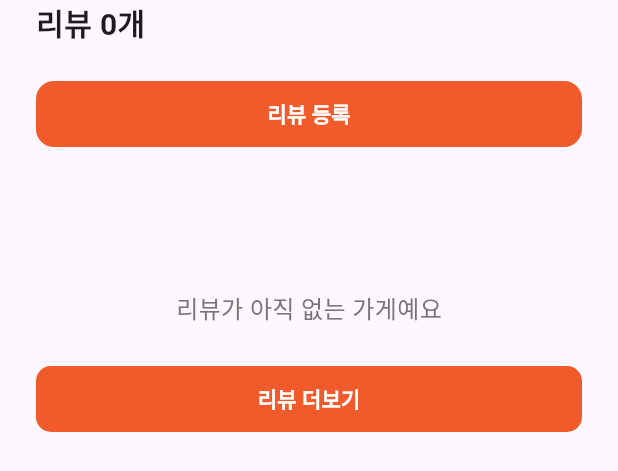
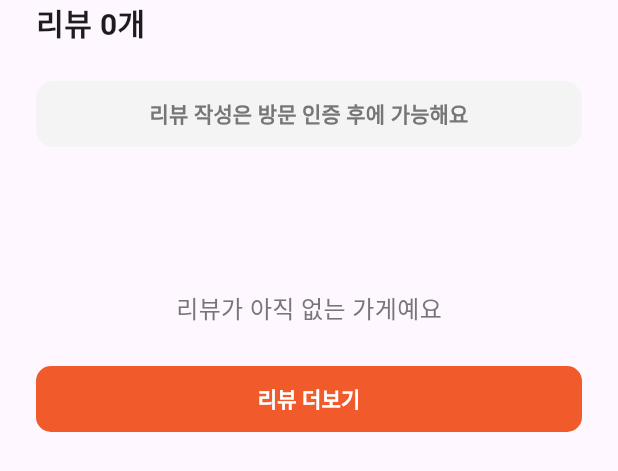
Before and after one commit to Dongpo-App/Dongpo-FE, a Flutter app: the ShowReview widget shown alone on an empty page, opened directly with empty values, on a phone screen of 412 x 824 dp. Shown: the top 471 px of the screen. Run offline on Flutter 3.47's test engine with Material 3 defaults, Android fonts, the phone set to English and light mode, and no system bars; our stand-ins replace dio, flutter_native_splash, flutter_rating_bar, flutter_secure_storage, fluttertoast, geolocator and 5 more; missing offline and left inert: flutter_naver_map, kakao_flutter_sdk_user; accounts and stored records are empty; network calls fail; Roboto replaces fonts that are missing (Pretendard).

Commit message:
리뷰 작성 조건

```diff
--- a/lib/screens/main/main_03/04_bangmoon.dart
+++ b/lib/screens/main/main_03/04_bangmoon.dart
@@ -13,7 +13,9 @@ import '../../../widgets/bottom_navigation_bar.dart';
 
 class BangMoon extends StatelessWidget {
   final MapManager manager = MapManager();
-  BangMoon({super.key});
+  final bool isVisitCertChecked;
+
+  BangMoon({super.key, required this.isVisitCertChecked});
 
   @override
   Widget build(BuildContext context) {
--- a/lib/screens/main/main_03/05_review.dart
+++ b/lib/screens/main/main_03/05_review.dart
@@ -23,7 +23,8 @@ int value = 0;
 
 class ShowReview extends StatefulWidget {
   final int idx;
-  const ShowReview({super.key, required this.idx});
+  final bool isVisitCertChecked;
+  const ShowReview({super.key, required this.idx, required this.isVisitCertChecked});
 
   @override
   State<ShowReview> createState() => _ShowReviewState();
@@ -57,6 +58,8 @@ class _ShowReviewState extends State<ShowReview> with DialogMethodMixin {
   @override
   Widget build(BuildContext context) {
     int storeId = widget.idx;
+    bool isVisitCertChecked = widget.isVisitCertChecked;
+    String reviewButtonText = isVisitCertChecked ? '리뷰 작성' : '리뷰 작성은 방문 인증 후에 가능해요';
 
     return SingleChildScrollView(
       child: Column(
@@ -80,9 +83,8 @@ class _ShowReviewState extends State<ShowReview> with DialogMethodMixin {
               width: double.infinity,
               child: ElevatedButton(
                 onPressed: () async {
-                  logger.d("isReviewable");
-
-                  showModalBottomSheet(
+                  isVisitCertChecked
+                    ? showModalBottomSheet(
                         backgroundColor: Colors.white,
                         isScrollControlled: true,
                         context: context,
@@ -303,20 +305,26 @@ class _ShowReviewState extends State<ShowReview> with DialogMethodMixin {
                             );
                           });
                         },
-                  );
+                      )
+                    : null;
                 },
                 style: ElevatedButton.styleFrom(
                   elevation: 0,
                   shape: const RoundedRectangleBorder(
                       borderRadius: BorderRadius.all(Radius.circular(12))),
-                  backgroundColor: const Color(0xffF15A2B),
+                  backgroundColor: isVisitCertChecked
+                    ? const Color(0xffF15A2B)
+                    : const Color(0xFFF4F4F4),
                 ),
-                child: const Text(
-                  '리뷰 등록',
+                child: Text(
+                  reviewButtonText,
                   style: TextStyle(
                       fontSize: 14,
-                      color: Colors.white,
-                      fontWeight: FontWeight.w600),
+                      color: isVisitCertChecked
+                        ? Colors.white
+                        : const Color(0xFF767676),
+                      fontWeight: FontWeight.w600
+                  ),
                 ),
               ),
             ),
```
Also changed, not shown: lib/screens/main/main_03/main_03.dart (+12 -6 lines). Lines whose indentation alone changed are shown as unchanged.
